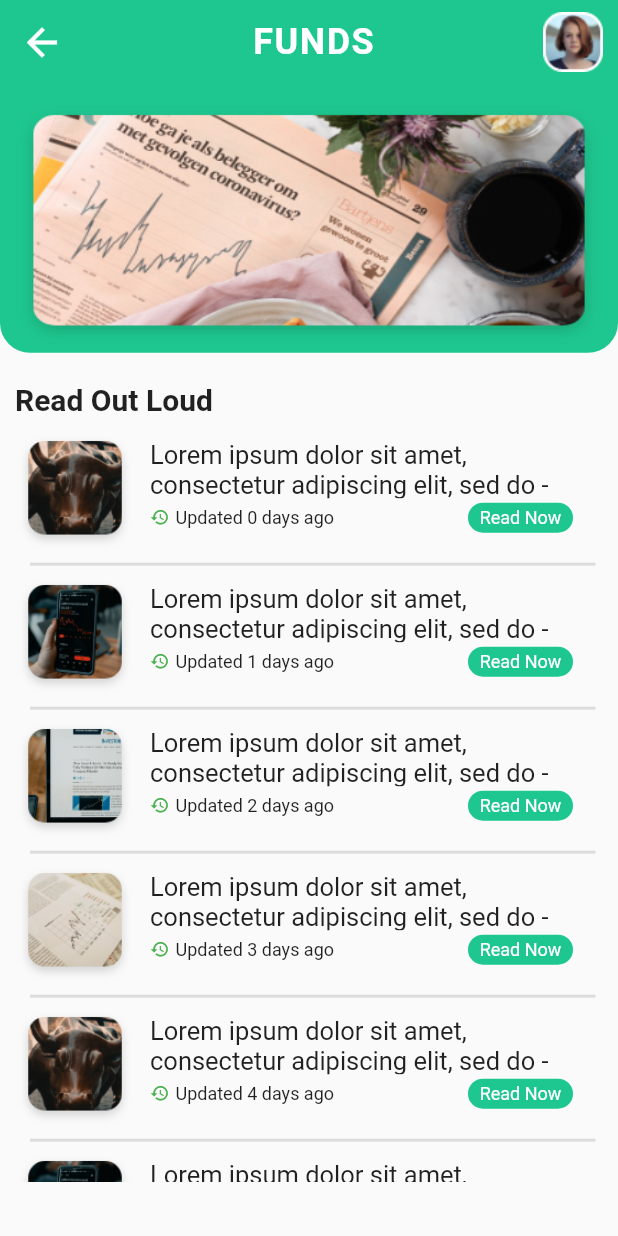
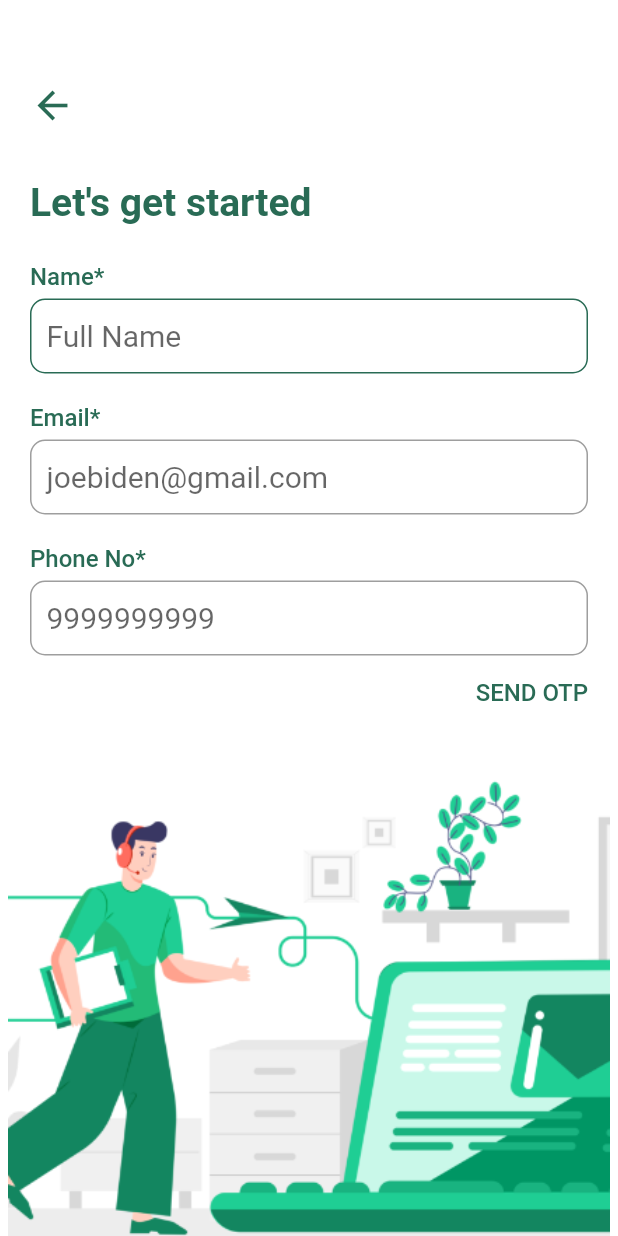
Before and after one commit to SaiSuvamPatnaik/krayik, a Flutter app: the screen it shows after launch, on a phone screen of 412 x 824 dp. Run offline on Flutter 3.47's test engine with Material 2 defaults, Android fonts, the phone set to English and light mode, and no system bars.

Commit message:
Authentication Pages (Signin ANd Signup) added

```diff
--- a/lib/main.dart
+++ b/lib/main.dart
@@ -1,4 +1,5 @@
-import 'package:doors_tour_app/screens/news.dart';
+import 'package:doors_tour_app/screens/Authentication/Signin.dart';
+import 'package:doors_tour_app/screens/News/news.dart';
 import 'package:doors_tour_app/screens/onboarding/onboarding_page.dart';
 import 'package:flutter/material.dart';
 
@@ -10,7 +11,7 @@ class MyApp extends StatelessWidget {
   @override
   Widget build(BuildContext context) {
     return MaterialApp(
-      home: news(),
+      home: signin(),
       debugShowCheckedModeBanner: false,
     );
   }
--- /dev/null
+++ b/lib/screens/Authentication/Signin.dart
@@ -0,0 +1,130 @@
+import 'package:doors_tour_app/screens/Authentication/signup.dart';
+import 'package:flutter/material.dart';
+class signin extends StatefulWidget {
+  @override
+  _signinState createState() => _signinState();
+}
+
+class _signinState extends State<signin> {
+  @override
+  Widget build(BuildContext context) {
+    return Scaffold(
+      body: Container(
+        color: Colors.white,
+        child: Column(
+          children: [
+            Expanded(
+                flex: 5,
+                child: Container(
+                  child: Padding(
+                    padding: const EdgeInsets.fromLTRB(20,55,20,0),
+                    child: Column(
+                      crossAxisAlignment: CrossAxisAlignment.start,
+                      children: [
+                        Icon(Icons.arrow_back,size: 30,color: Color(0xFF296B55),),
+                        SizedBox(height: 35,),
+                        Text("Let's get started",style: TextStyle(fontSize: 26,color: Color(0xFF296B55),fontWeight: FontWeight.bold),),
+                        SizedBox(height: 25,),
+                        Text("Name*",style: TextStyle(fontSize: 16,color: Color(0xFF296B55),fontWeight: FontWeight.w500),),
+                        SizedBox(height: 5,),
+                        Container(
+                          padding: EdgeInsets.fromLTRB(10,0,10,0),
+                          decoration: BoxDecoration(
+                            color: Colors.white,
+                            border: Border.all(
+                                color: Color(0xFF296B55),// set border color
+                                width: 1.0),   // set border width
+                            borderRadius: BorderRadius.all(
+                                Radius.circular(10.0)), // set rounded corner radius
+                          ),
+                          child: TextField(
+                            style: TextStyle(fontSize: 20),
+                            decoration: InputDecoration(
+                              hintText: "Full Name",
+                              border: InputBorder.none,
+                            ),
+                            onChanged: (value1){
+
+                            },
+                          ),
+                        ),
+                        SizedBox(height: 20,),
+                        Text("Email*",style: TextStyle(fontSize: 16,color: Color(0xFF296B55),fontWeight: FontWeight.w500),),
+                        SizedBox(height: 5,),
+                        Container(
+                          padding: EdgeInsets.fromLTRB(10,0,10,0),
+                          decoration: BoxDecoration(
+                            color: Colors.white,
+                            border: Border.all(
+                                color: Colors.grey,// set border color
+                                width: 1.0),   // set border width
+                            borderRadius: BorderRadius.all(
+                                Radius.circular(10.0)), // set rounded corner radius
+                          ),
+                          child: TextField(
+                            style: TextStyle(fontSize: 20),
+                            decoration: InputDecoration(
+                              hintText: "joebiden@gmail.com",
+                              border: InputBorder.none,
+                            ),
+                            onChanged: (value2){
+
+                            },
+                          ),
+                        ),
+                        SizedBox(height: 20,),
+                        Text("Phone No*",style: TextStyle(fontSize: 16,color: Color(0xFF296B55),fontWeight: FontWeight.w500),),
+                        SizedBox(height: 5,),
+                        Container(
+                          padding: EdgeInsets.fromLTRB(10,0,10,0),
+                          decoration: BoxDecoration(
+                            color: Colors.white,
+                            border: Border.all(
+                                color: Colors.grey,// set border color
+                                width: 1.0),   // set border width
+                            borderRadius: BorderRadius.all(
+                                Radius.circular(10.0)), // set rounded corner radius
+                          ),
+                          child: TextField(
+                            style: TextStyle(fontSize: 20),
+                            decoration: InputDecoration(
+                              hintText: "9999999999",
+                              border: InputBorder.none,
+                            ),
+                            onChanged: (value3){
+
+                            },
+                          ),
+                        ),
+                        SizedBox(height: 15,),
+                        Container(
+                          alignment: Alignment(1,-1),
+                          width: MediaQuery.of(context).size.width,
+                          child: GestureDetector(
+                              onTap: (){
+                                Navigator.push(
+                                    context,
+                                    MaterialPageRoute(builder: (context) => signup()));
+                              },
+                              child: Text("SEND OTP",style: TextStyle(fontSize: 16,color: Color(0xFF296B55),fontWeight: FontWeight.w500),)),
+                        )
+                      ],
+                    ),
+                  ),
+                )
+            ),
+            Expanded(
+                flex: 3,
+                child: Container(
+                    child: Align(
+                        alignment: Alignment(0, 1),
+                        child: Image.asset("assets/images/Signin1.png",fit: BoxFit.cover,)
+                    )
+                )
+            ),
+          ],
+        ),
+      ),
+    );
+  }
+}
--- a/lib/screens/news.dart
+++ b/lib/screens/News/news.dart
@@ -99,7 +99,6 @@ class _newsState extends State<news> {
                                       Expanded(
                                           flex:3,
                                           child: Container(
-
                                             width: width-110,
                                             child: Align(
                                                 alignment: Alignment.topLeft,
```
Also changed, not shown: lib/screens/Authentication/signup.dart (added, +106 -0 lines), lib/screens/newstrial.dart (deleted, +0 -128 lines), assets/images/Signin1.png (added), assets/images/Signin2.png (added).
